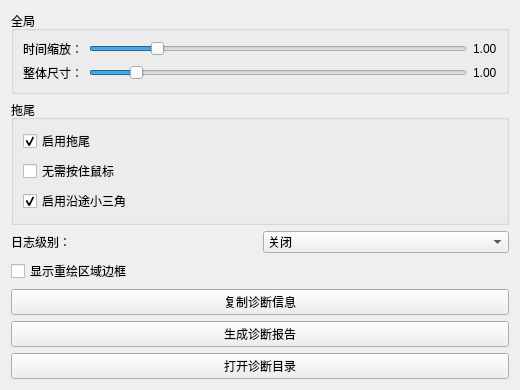
First picture: the form in config/baclickfxconfig.ui, repository floating142/kwin-effects-ba-click-fx, before the edit.
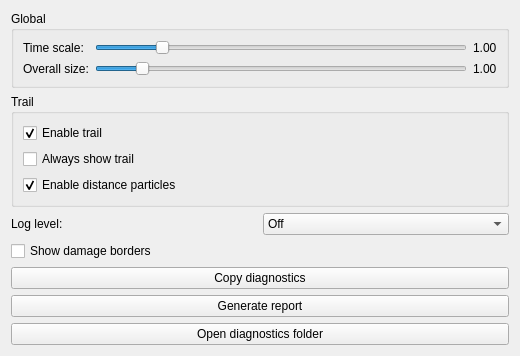
Second picture: the form after the edit.

What changed in the file:
```diff
--- a/config/baclickfxconfig.ui
+++ b/config/baclickfxconfig.ui
@@ -24,14 +24,14 @@
    <item>
     <widget class="QGroupBox" name="globalGroupBox">
      <property name="title">
-      <string>全局</string>
+      <string>Global</string>
      </property>
      <layout class="QFormLayout" name="globalFormLayout">
 
       <item row="0" column="0">
        <widget class="QLabel" name="timeScaleLabel">
         <property name="text">
-         <string>时间缩放：</string>
+         <string>Time scale:</string>
         </property>
        </widget>
       </item>
@@ -72,7 +72,7 @@
       <item row="1" column="0">
        <widget class="QLabel" name="globalScaleLabel">
         <property name="text">
-         <string>整体尺寸：</string>
+         <string>Overall size:</string>
         </property>
        </widget>
       </item>
@@ -118,14 +118,14 @@
    <item>
     <widget class="QGroupBox" name="trailGroupBox">
      <property name="title">
-      <string>拖尾</string>
+      <string>Trail</string>
      </property>
      <layout class="QFormLayout" name="trailFormLayout">
 
       <item row="0" column="0" colspan="2">
        <widget class="QCheckBox" name="enableTrailCheckBox">
         <property name="text">
-         <string>启用拖尾</string>
+         <string>Enable trail</string>
         </property>
         <property name="checked">
          <bool>true</bool>
@@ -137,13 +137,13 @@
       </item>
       <item row="1" column="0" colspan="2">
        <widget class="QCheckBox" name="alwaysTrailCheckBox">
-        <property name="text"><string>无需按住鼠标</string></property>
-        <property name="toolTip"><string>光标移动时持续显示拖尾，可能增加 GPU 占用</string></property>
+        <property name="text"><string>Always show trail</string></property>
+        <property name="toolTip"><string>Show trail during pointer movement; may increase GPU usage</string></property>
        </widget>
       </item>
       <item row="2" column="0" colspan="2">
        <widget class="QCheckBox" name="enableDistanceEmitterCheckBox">
-        <property name="text"><string>启用沿途小三角</string></property>
+        <property name="text"><string>Enable distance particles</string></property>
         <property name="checked"><bool>true</bool></property>
         <property name="toolTip"><string>拖动时按累计路程连发小三角，对应 Unity 的 rateOverDistance（每 36 逻辑像素一个）</string></property>
        </widget>
@@ -158,16 +158,16 @@
     <layout class="QHBoxLayout" name="logLevelLayout">
      <item>
       <widget class="QLabel" name="logLevelLabel">
-       <property name="text"><string>日志级别：</string></property>
+       <property name="text"><string>Log level:</string></property>
       </widget>
      </item>
      <item>
-      <widget class="QComboBox" name="logLevelComboBox">
-       <item><property name="text"><string>关闭</string></property></item>
-       <item><property name="text"><string>错误</string></property></item>
-       <item><property name="text"><string>实例</string></property></item>
-       <item><property name="text"><string>帧统计</string></property></item>
-       <item><property name="text"><string>详细调试</string></property></item>
+       <widget class="QComboBox" name="logLevelComboBox">
+       <item><property name="text"><string>Off</string></property></item>
+       <item><property name="text"><string>Errors</string></property></item>
+       <item><property name="text"><string>Instances</string></property></item>
+       <item><property name="text"><string>Frame stats</string></property></item>
+       <item><property name="text"><string>Verbose</string></property></item>
       </widget>
      </item>
     </layout>
@@ -176,7 +176,7 @@
    <item>
     <widget class="QCheckBox" name="debugDamageCheckBox">
      <property name="text">
-      <string>显示重绘区域边框</string>
+      <string>Show damage borders</string>
      </property>
      <property name="toolTip">
       <string>显示特效申请区域；性能测试时建议关闭</string>
@@ -187,7 +187,7 @@
    <item>
    <widget class="QPushButton" name="copyDiagnosticsButton">
      <property name="text">
-      <string>复制诊断信息</string>
+      <string>Copy diagnostics</string>
      </property>
      <property name="toolTip">
       <string>复制当前插件、GPU、输出和资源路径状态</string>
@@ -197,15 +197,15 @@
 
    <item>
     <widget class="QPushButton" name="generateDiagnosticsButton">
-     <property name="text"><string>生成诊断报告</string></property>
-     <property name="toolTip"><string>将当前状态和近期日志保存到诊断缓存目录</string></property>
+     <property name="text"><string>Generate report</string></property>
+     <property name="toolTip"><string>Save status and recent logs to the diagnostics cache</string></property>
     </widget>
    </item>
 
    <item>
     <widget class="QPushButton" name="openDiagnosticsDirButton">
      <property name="text">
-      <string>打开诊断目录</string>
+      <string>Open diagnostics folder</string>
      </property>
      <property name="toolTip">
       <string>打开诊断报告的缓存目录</string>
```
Left out of the diff: 14 changed lines with no effect on the pictures.
